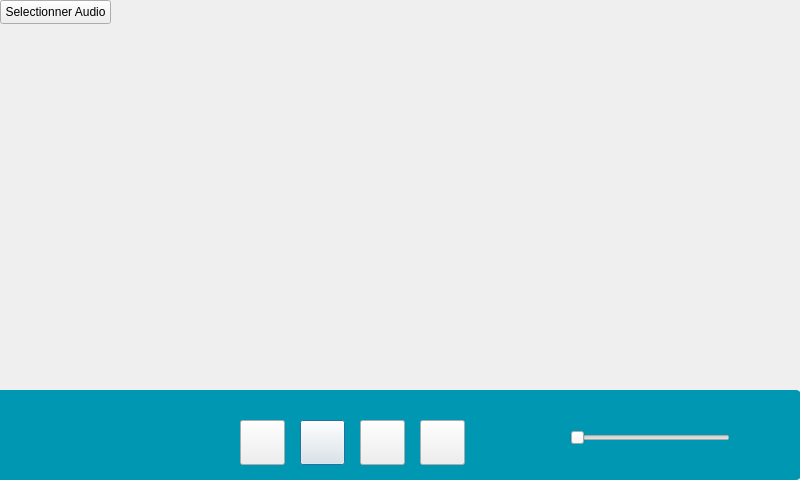
Before: the Qt Designer form InterfaceEleve/interfaceaudio.ui in Sam-Depardieu/Labo-de-langue, drawn with Qt 5.
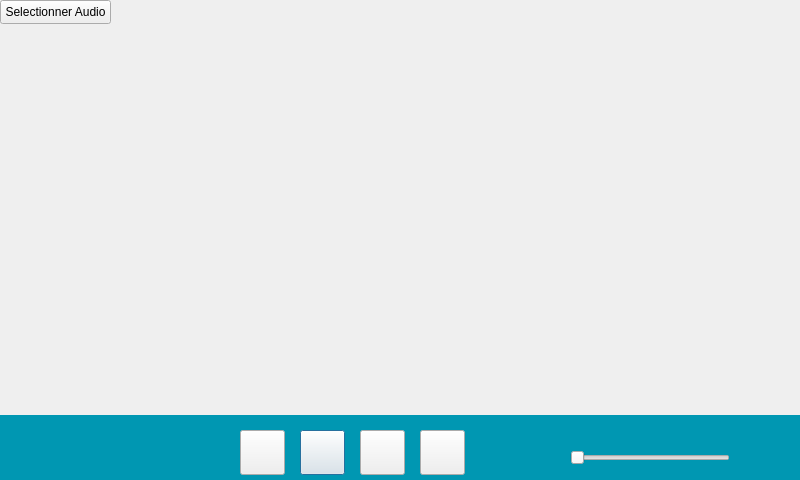
After: the same form once the commit is applied.

The edit to the form file:
```diff
--- a/InterfaceEleve/interfaceaudio.ui
+++ b/InterfaceEleve/interfaceaudio.ui
@@ -17,7 +17,7 @@
    <property name="geometry">
     <rect>
      <x>300</x>
-     <y>420</y>
+     <y>430</y>
      <width>45</width>
      <height>45</height>
     </rect>
@@ -30,7 +30,7 @@
    <property name="geometry">
     <rect>
      <x>240</x>
-     <y>420</y>
+     <y>430</y>
      <width>45</width>
      <height>45</height>
     </rect>
@@ -43,7 +43,7 @@
    <property name="geometry">
     <rect>
      <x>420</x>
-     <y>420</y>
+     <y>430</y>
      <width>45</width>
      <height>45</height>
     </rect>
@@ -56,7 +56,7 @@
    <property name="geometry">
     <rect>
      <x>360</x>
-     <y>420</y>
+     <y>430</y>
      <width>45</width>
      <height>45</height>
     </rect>
@@ -65,28 +65,6 @@
     <string/>
    </property>
   </widget>
-  <widget class="QPushButton" name="pushButton_2">
-   <property name="geometry">
-    <rect>
-     <x>-10</x>
-     <y>390</y>
-     <width>811</width>
-     <height>90</height>
-    </rect>
-   </property>
-   <property name="styleSheet">
-    <string notr="true">QPushButton {
-    background-color: rgb(0, 151, 178); /* Fond bleu */
-    color: white; /* Texte en blanc */
-    border: none; /* Enlever le contour si nécessaire */
-    border-radius: 5px; /* Optionnel : coins arrondis */
-    font-weight: bold; /* Optionnel : texte en gras */
-}</string>
-   </property>
-   <property name="text">
-    <string/>
-   </property>
-  </widget>
   <widget class="QPushButton" name="pushButton_SelectAudio">
    <property name="geometry">
     <rect>
@@ -106,7 +84,7 @@
      <x>9</x>
      <y>30</y>
      <width>781</width>
-     <height>341</height>
+     <height>381</height>
     </rect>
    </property>
    <layout class="QHBoxLayout" name="horizontalLayout"/>
@@ -115,7 +93,7 @@
    <property name="geometry">
     <rect>
      <x>570</x>
-     <y>430</y>
+     <y>450</y>
      <width>160</width>
      <height>16</height>
     </rect>
@@ -124,6 +102,28 @@
     <enum>Qt::Horizontal</enum>
    </property>
   </widget>
+  <widget class="QPushButton" name="pushButton_2">
+   <property name="geometry">
+    <rect>
+     <x>-10</x>
+     <y>415</y>
+     <width>831</width>
+     <height>71</height>
+    </rect>
+   </property>
+   <property name="styleSheet">
+    <string notr="true">QPushButton {
+    background-color: rgb(0, 151, 178); /* Fond bleu */
+    color: white; /* Texte en blanc */
+    border: none; /* Enlever le contour si nécessaire */
+    border-radius: 5px; /* Optionnel : coins arrondis */
+    font-weight: bold; /* Optionnel : texte en gras */
+}</string>
+   </property>
+   <property name="text">
+    <string/>
+   </property>
+  </widget>
   <zorder>pushButton_2</zorder>
   <zorder>pushButton_Play</zorder>
   <zorder>pushButton_Avant</zorder>
```
